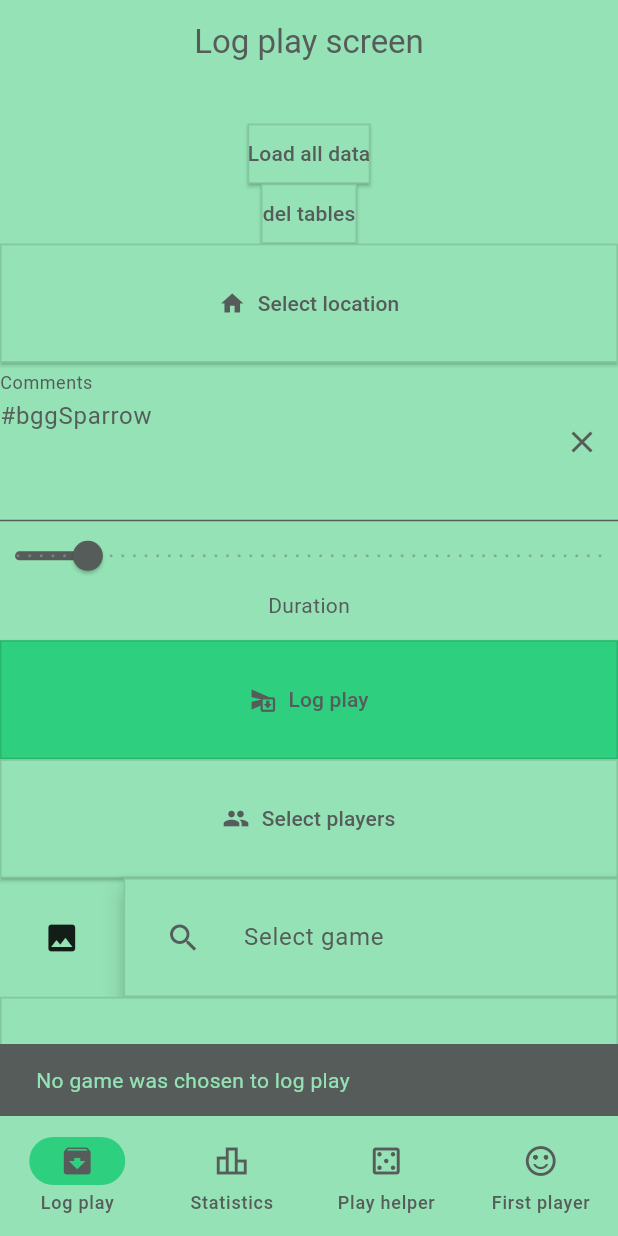
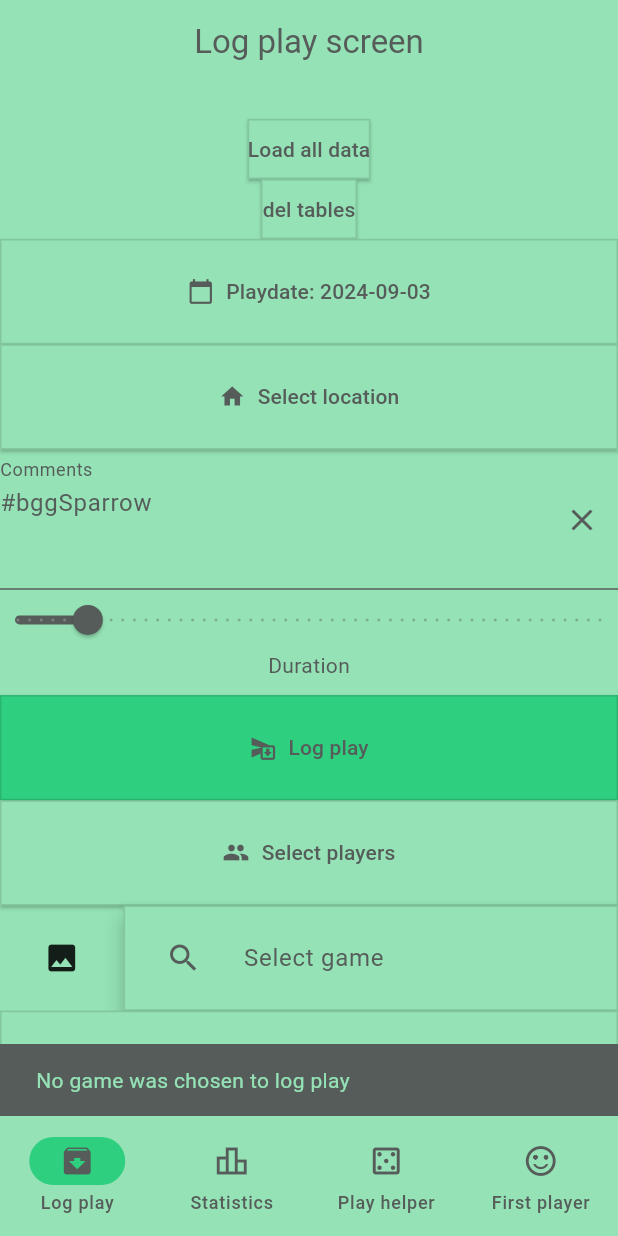
Before and after one commit to Dradass/bggSparrow-flutter, a Flutter app: the screen it shows after launch, after a tap on "Log play", on a phone screen of 412 x 824 dp. Run offline on Flutter 3.47's test engine with Material 3 defaults, Android fonts, the phone set to English and light mode, and no system bars; our stand-ins replace camera, sqflite, stream_transform, syncfusion_flutter_charts; missing offline and left inert: camera_platform_interface, dart:ffi, flutter_pixelmatching; accounts and stored records are empty; network calls fail; statements that could not run were skipped.

Commit message:
Play date chose button

```diff
--- a/lib/pages/log_page.dart
+++ b/lib/pages/log_page.dart
@@ -41,6 +41,7 @@ class _LogScaffoldState extends State<LogScaffold> {
   Uint8List imageFromCamera = Uint8List.fromList(List.empty());
   List<Map> players = [];
   List<Map> locations = [];
+  DateTime? playDate = DateTime.now();
   final _focusNode = FocusNode();
   //String loadingStatus = "";
   LoadingStatus loadingStatus = LoadingStatus();
@@ -279,6 +280,27 @@ class _LogScaffoldState extends State<LogScaffold> {
                             height: MediaQuery.of(context).size.height,
                             child: ElevatedButton.icon(
                                 onPressed: () async {
+                                  var pickedDate = await showDatePicker(
+                                      context: context,
+                                      firstDate: DateTime(2000),
+                                      lastDate: DateTime(3000));
+                                  if (pickedDate != null) {
+                                    setState(() {
+                                      playDate = pickedDate;
+                                    });
+                                  }
+                                },
+                                label: Text(
+                                    "Playdate: ${DateFormat('yyyy-MM-dd').format(playDate!)}"),
+                                icon: const Icon(Icons.calendar_today)))),
+                    Flexible(
+                        flex: 3,
+                        child: SizedBox(
+                            //color: Colors.tealAccent,
+                            width: MediaQuery.of(context).size.width,
+                            height: MediaQuery.of(context).size.height,
+                            child: ElevatedButton.icon(
+                                onPressed: () async {
                                   if (locations.isEmpty) {
                                     locations = await getLocalLocations();
                                   }
@@ -461,8 +483,10 @@ class _LogScaffoldState extends State<LogScaffold> {
                                   logData['players'] = bggPlayers;
                                   logData['objectid'] = recognizedGameId;
                                   logData['length'] = durationCurrentValue;
-                                  logData['playdate'] = nowData;
-                                  logData['date'] = "${nowData}T05:00:00.000Z";
+                                  logData['playdate'] = DateFormat('yyyy-MM-dd')
+                                      .format(playDate!);
+                                  logData['date'] =
+                                      "${DateFormat('yyyy-MM-dd').format(playDate!)}T05:00:00.000Z";
                                   logData['comments'] = commentsController.text;
 
                                   var chosenLocation =
```
